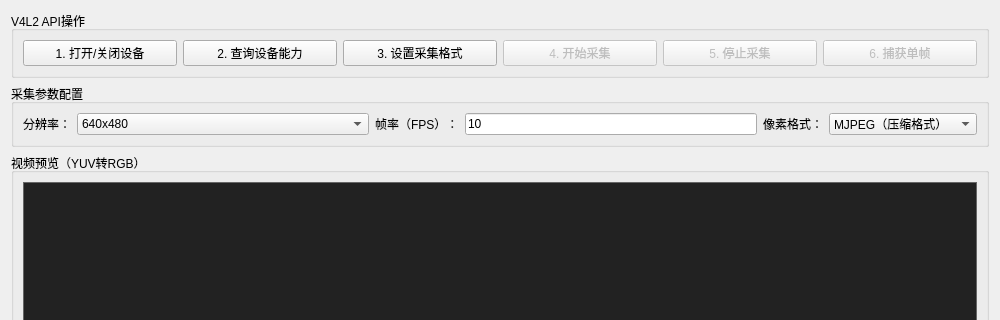
Before: the Qt Designer form v4l2capturewidget.ui in Lainwk/AV-Pipeline-Explorer, drawn with Qt 5; both pictures show x 0 to 1000 and y 0 to 320 of the 1000 by 895 pixel window.
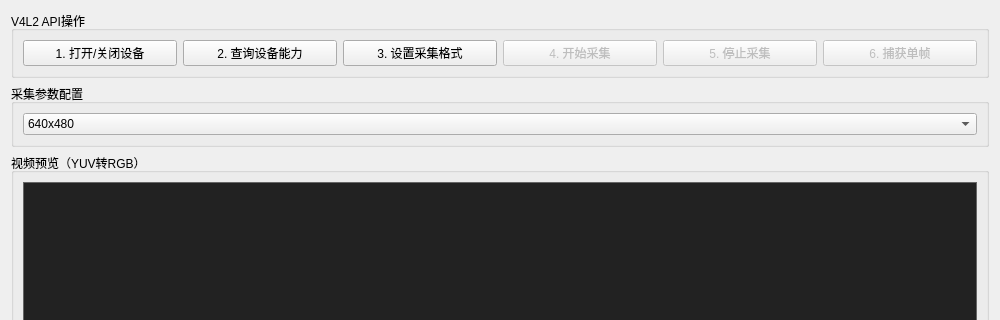
After: the same form once the commit is applied.

```diff
--- a/v4l2capturewidget.ui
+++ b/v4l2capturewidget.ui
@@ -81,14 +81,7 @@
      </property>
      <layout class="QGridLayout" name="gridLayout_params">
       <item row="0" column="0">
-       <widget class="QLabel" name="label_resolution">
-        <property name="text">
-         <string>分辨率：</string>
-        </property>
-       </widget>
-      </item>
-      <item row="0" column="1">
-       <widget class="QComboBox" name="comboBox_resolution">
+       <widget class="QComboBox" name="comboBox_video_params">
         <property name="sizePolicy">
          <sizepolicy hsizetype="Expanding" vsizetype="Fixed">
           <horstretch>0</horstretch>
@@ -112,49 +105,6 @@
         </item>
        </widget>
       </item>
-      <item row="0" column="2">
-       <widget class="QLabel" name="label_fps">
-        <property name="text">
-         <string>帧率（FPS）：</string>
-        </property>
-       </widget>
-      </item>
-      <item row="0" column="3">
-       <widget class="QLineEdit" name="lineEdit_fps">
-        <property name="text">
-         <string>10</string>
-        </property>
-        <property name="maxLength">
-         <number>3</number>
-        </property>
-       </widget>
-      </item>
-      <item row="0" column="4">
-       <widget class="QLabel" name="label_pixfmt">
-        <property name="text">
-         <string>像素格式：</string>
-        </property>
-       </widget>
-      </item>
-      <item row="0" column="5">
-       <widget class="QComboBox" name="comboBox_pixfmt">
-        <item>
-         <property name="text">
-          <string>MJPEG（压缩格式）</string>
-         </property>
-        </item>
-        <item>
-         <property name="text">
-          <string>YUYV422（原始格式）</string>
-         </property>
-        </item>
-        <item>
-         <property name="text">
-          <string>RGB24（色彩格式）</string>
-         </property>
-        </item>
-       </widget>
-      </item>
      </layout>
     </widget>
    </item>
```
